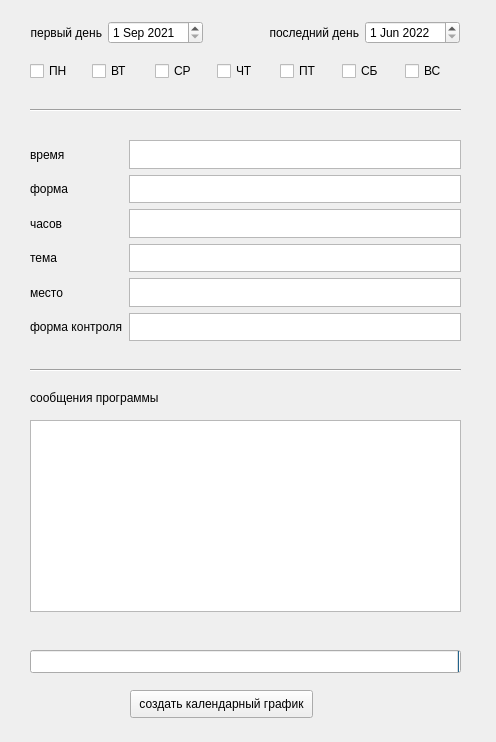
The window that interface.ui (nakodil/date_picker) describes before a commit, drawn with Qt 5.
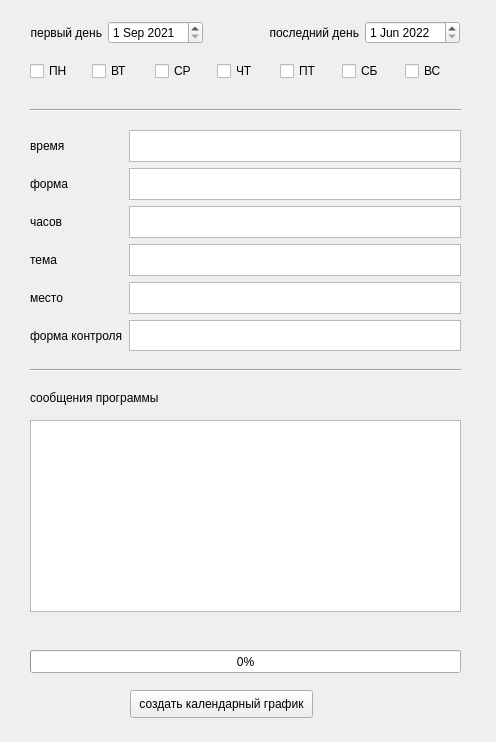
The same window after the commit.

Commit message: Фикс прогрессбар

The edit to the form file:
```diff
--- a/interface.ui
+++ b/interface.ui
@@ -24,7 +24,7 @@
      </rect>
     </property>
     <property name="layoutDirection">
-     <enum>Qt::RightToLeft</enum>
+     <enum>Qt::LeftToRight</enum>
     </property>
     <property name="value">
      <number>0</number>
@@ -191,9 +191,9 @@
     <property name="geometry">
      <rect>
       <x>30</x>
-      <y>140</y>
+      <y>130</y>
       <width>431</width>
-      <height>201</height>
+      <height>221</height>
      </rect>
     </property>
     <layout class="QGridLayout" name="gridLayout_2">
```
The commit also changes 1 other file.
